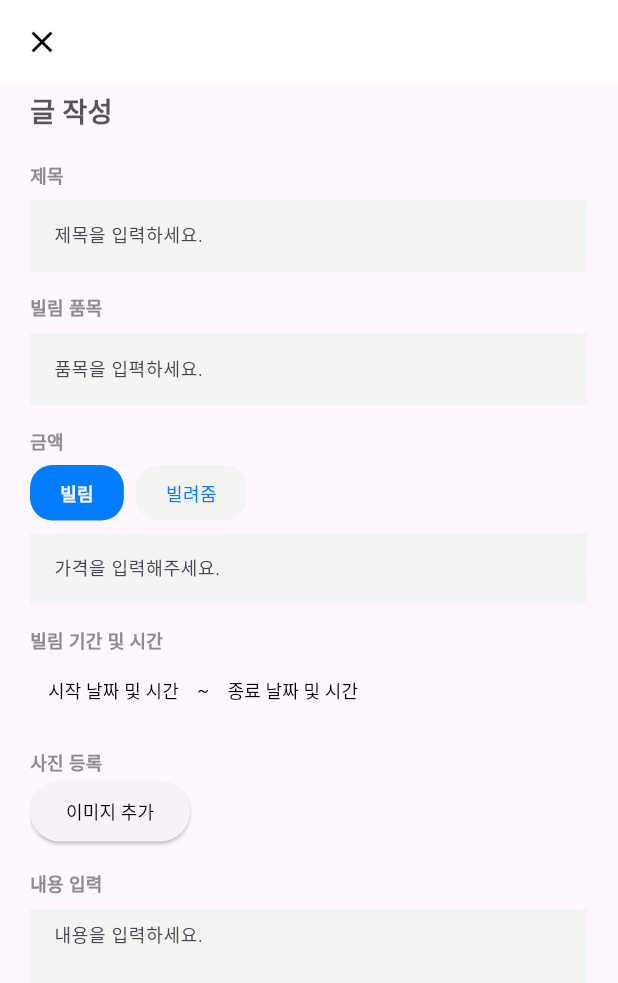
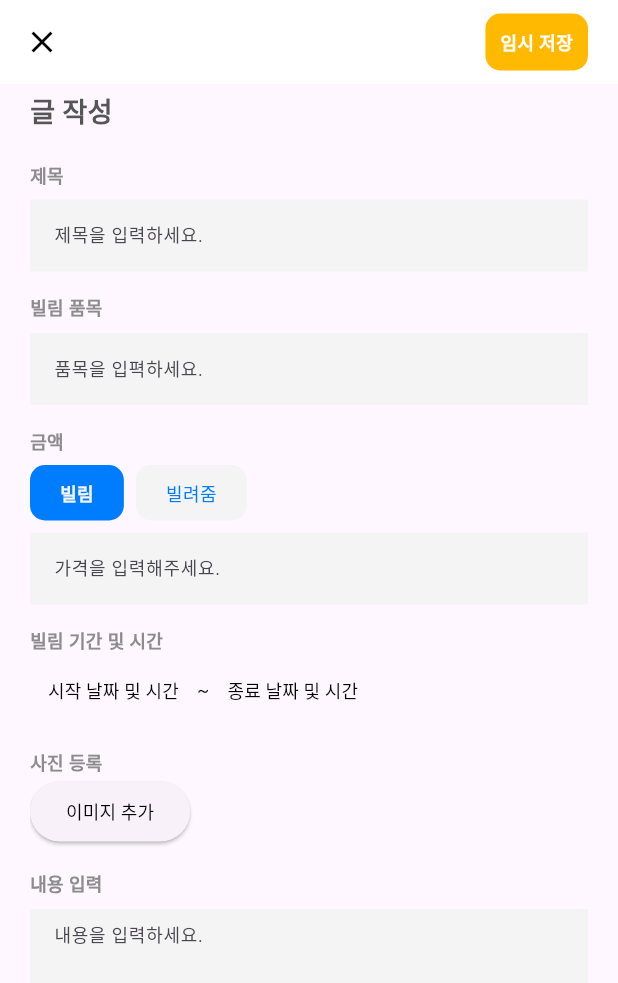
Before and after one commit to billimiut/billimiut_app, a Flutter app: the screen it shows after launch, item 4 of the bottom bar chosen, after a tap on the "add" icon, on a phone screen of 412 x 824 dp. Shown: the top 983 px of the screen. Run offline on Flutter 3.47's test engine with Material 3 defaults, Android fonts, the phone set to English and light mode, and no system bars; our stand-ins replace cloud_firestore, firebase_core, flutter_datetime_picker_plus, flutter_dotenv, font_awesome_flutter, google_maps_flutter and 3 more; accounts and stored records are empty.

Commit message:
design: 디자인 변경

```diff
--- a/lib/screens/mypage_screen.dart
+++ b/lib/screens/mypage_screen.dart
@@ -28,6 +28,14 @@ class _MyPageState extends State<MyPage> {
           ),
         ),
         centerTitle: true,
+        actions: [
+          IconButton(
+            icon: const Icon(Icons.settings),
+            onPressed: () {
+              // 버튼이 눌렸을 때 수행할 동작 작성
+            },
+          ),
+        ],
       ),
       body: Container(
         child: const Center(
--- a/lib/screens/post_writing_screen.dart
+++ b/lib/screens/post_writing_screen.dart
@@ -1,5 +1,5 @@
 import 'package:billimiut_app/screens/main_screen.dart';
-import 'package:billimiut_app/widgets/borrow_lend.dart';
+import 'package:billimiut_app/widgets/borrow_lend_tab.dart';
 import 'package:billimiut_app/widgets/image_uploader.dart';
 import 'package:billimiut_app/widgets/location_picker.dart';
 import 'package:cloud_firestore/cloud_firestore.dart';
@@ -107,6 +107,27 @@ class _PostWritingScreenState extends State<PostWritingScreen> {
             );
           },
         ),
+        title: const Text(""),
+        actions: [
+          Container(
+            padding: const EdgeInsets.all(10),
+            decoration: BoxDecoration(
+              color: const Color(0xFFFFB900),
+              borderRadius: BorderRadius.circular(10),
+            ),
+            child: const Text(
+              "임시 저장",
+              style: TextStyle(
+                color: Colors.white,
+                fontSize: 12,
+                fontWeight: FontWeight.w600,
+              ),
+            ),
+          ),
+          const SizedBox(
+            width: 20,
+          )
+        ],
       ),
       body: Padding(
         padding: const EdgeInsets.symmetric(
@@ -324,7 +345,7 @@ class _PostWritingScreenState extends State<PostWritingScreen> {
                 style: TextStyle(
                   fontSize: 12,
                   fontWeight: FontWeight.w400,
-                  color: Colors.black,
+                  color: Colors.white,
                 ),
               ),
             ),
--- a/lib/widgets/borrow_lend.dart
+++ b/lib/widgets/borrow_lend_tab.dart
@@ -19,7 +19,7 @@ class BorrowLendTab extends StatelessWidget {
       ),
       decoration: BoxDecoration(
         color: selected ? const Color(0xff007DFF) : const Color(0xFFF4F4F4),
-        borderRadius: BorderRadius.circular(15),
+        borderRadius: BorderRadius.circular(10),
       ),
       child: Text(
         text,
--- a/lib/widgets/location_picker.dart
+++ b/lib/widgets/location_picker.dart
@@ -18,7 +18,7 @@ class _LocationPickerState extends State<LocationPicker> {
   bool isDragging = false;
   LatLng? markerPosition;
   final gooleMapApiKey = Platform.isAndroid
-      ? dotenv.get("GOOGLE_MAP_ANDROID__API_KEY")
+      ? dotenv.get("GOOGLE_MAP_ANDROID_API_KEY")
       : dotenv.get("GOOGLE_MAP_IOS_API_KEY");
 
   void googlePlaceAPI() async {}
```
